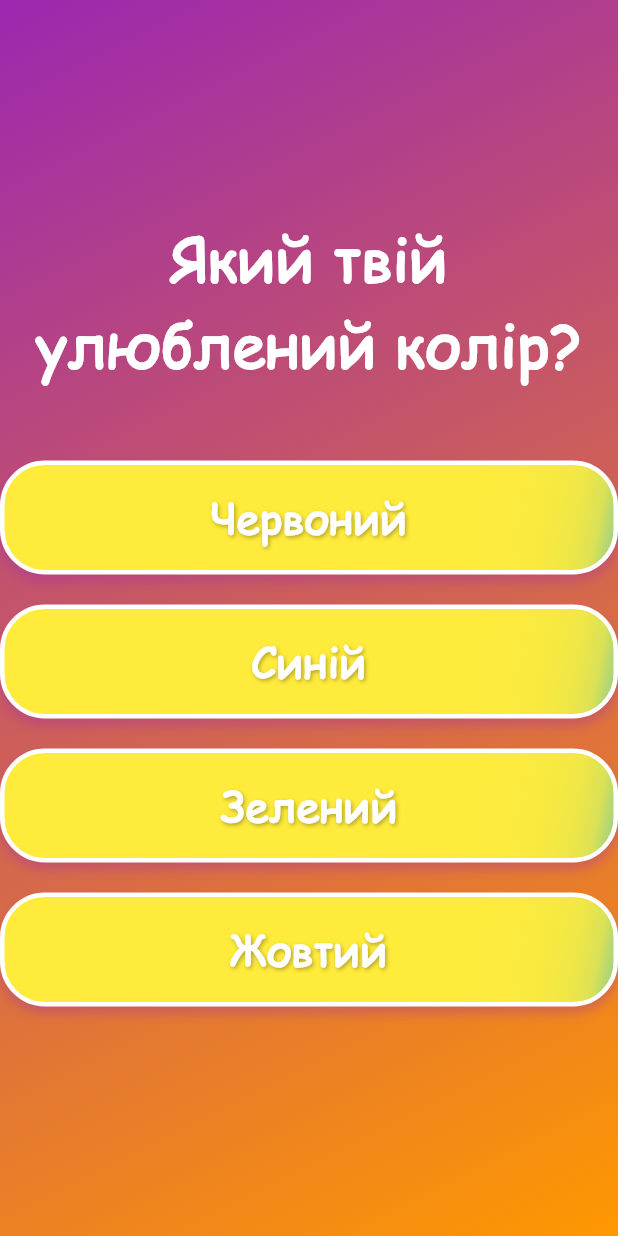
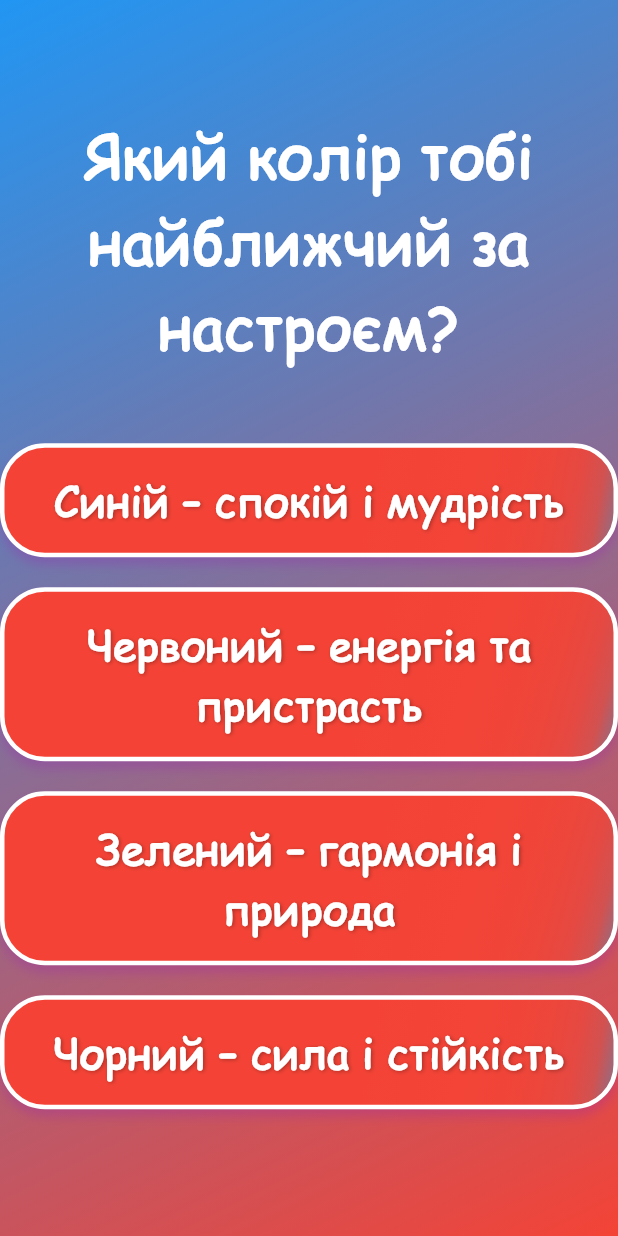
Before and after one commit to Keyd8n/FLUTTER_Tests, a Flutter app: the QuizScreen screen opened directly, on a phone screen of 412 x 824 dp. Run offline on Flutter 3.47's test engine with Material 3 defaults, Android fonts, the phone set to English and light mode, and no system bars.

Commit message:
Update quiz questions, results, and assets to reflect a Minecraft theme

```diff
--- a/minecraft_quiz/lib/quiz_screen.dart
+++ b/minecraft_quiz/lib/quiz_screen.dart
@@ -17,44 +17,40 @@
   // Список із 10 питань та відповідей (можна редагувати)
   final List<Map<String, dynamic>> questions = [
     {
-      'question': 'Який твій улюблений колір?',
-      'answers': ['Червоний', 'Синій', 'Зелений', 'Жовтий']
+      'question': 'Який колір тобі найближчий за настроєм?',
+      'answers': ['Синій – спокій і мудрість', 'Червоний – енергія та пристрасть', 'Зелений – гармонія і природа', 'Чорний – сила і стійкість']
     },
     {
-      'question': 'Який у тебе характер?',
-      'answers': ['Спокійний', 'Енергійний', 'Сором\'язливий', 'Веселий']
+      'question': 'Яке середовище тобі найкомфортніше?',
+      'answers': ['Бібліотека або кабінет', 'Вулкан або місце з адреналіном', 'Луг або сад', 'Печера чи фортеця']
     },
     {
-      'question': 'Що ти робиш у вільний час?',
-      'answers': ['Читаю', 'Гуляю', 'Дивлюсь фільми', 'Займаюсь спортом']
+      'question': 'Що ти любиш робити у вільний час?',
+      'answers': ['Грати на комп’ютері', 'Бігати на вулиці', 'Малювати або майструвати', 'Думати і розв’язувати загадки']
     },
      {
-      'question': 'Яка твоя улюблена пора року?',
-      'answers': ['Зима', 'Весна', 'Літо', 'Осінь']
+      'question': 'Який настрій у тебе найчастіше?',
+      'answers': ['Веселий', 'Сміливий', 'Спокійний', 'Сильний і трохи мовчазний']
     },
      {
-      'question': 'Як ти ставишся до пригод?',
-      'answers': ['Уникаю', 'Іноді', 'Люблю', 'Обожнюю']
+      'question': 'Де тобі хотілося б жити в Minecraft?',
+      'answers': ['У гарному зеленому будиночку', 'Біля лави', 'У будинку з книжками та картинами', 'Глибоко в шахті чи фортеці']
     },
      {
-      'question': 'Який твій улюблений напій?',
-      'answers': ['Вода', 'Чай', 'Кава', 'Сік']
+      'question': 'Як ти реагуєш, коли хтось просить про допомогу?',
+      'answers': ['З радістю допоможу!', 'Спочатку думаю, а потім вирішую', 'Якщо це щось веселе — я в справі!', 'Я завжди серйозно ставлюсь до допомоги']
     },
      {
-      'question': 'Як ти реагуєш на стрес?',
-      'answers': ['Панікую', 'Думаю', 'Дію', 'Ігнорую']
+      'question': 'Як ти працюєш у команді?',
+      'answers': ['Обираю аналітичну роль, планую.', 'Надихаю інших і заряджаю енергією.', 'Слухаю всіх і пропоную ідеї.', 'Вирішую проблеми і виконую складні завдання.']
     },
      {
-      'question': 'Яка твоя улюблена їжа?',
-      'answers': ['Солодке', 'Солоне', 'Гостре', 'Кисле']
+      'question': 'Що тобі більше подобається?',
+      'answers': ['Природа і квіти', 'Вогонь і пригоди', 'Будувати щось нове', 'Темні печери і таємниці']
     },
     {
-      'question': 'Як ти спілкуєшся з людьми?',
-      'answers': ['Тихо', 'Скромно', 'Впевнено', 'Голосно']
-    },
-    {
-      'question': 'Який твій ідеальний відпочинок?',
-      'answers': ['Дома', 'На природі', 'В місті', 'В подорожі']
+      'question': 'Як ти хочеш, щоб тебе запам’ятали?',
+      'answers': ['Як доброго і веселого', 'Як хороброго і сміливого', 'Як розумного і креативного', 'Як сильного і мовчазного']
     },
   ];
 
@@ -63,7 +59,7 @@
     setState(() {
       // Оновлення стану
       totalScore += score; // Додавання балів
-      if (currentQuestion < 9) {
+      if (currentQuestion < 8) {
         // Якщо не останнє питання
         currentQuestion++; // Перехід до наступного
       } else {
@@ -92,7 +88,7 @@
             // Градієнт
             begin: Alignment.topLeft,
             end: Alignment.bottomRight,
-            colors: [Colors.purple, Colors.orange],
+            colors: [Colors.blue, Colors.red],
           ),
         ),
         child: Center(
@@ -215,7 +211,7 @@
                     begin: Alignment.topLeft,
                     end: Alignment.bottomRight,
                     colors: [
-                      Colors.yellow, // Початковий колір
+                      Colors.red, // Початковий колір
                       Colors.lightBlue, // Кінцевий колір
                     ],
                     stops: [
--- a/minecraft_quiz/lib/results_screen.dart
+++ b/minecraft_quiz/lib/results_screen.dart
@@ -21,7 +21,7 @@
           gradient: LinearGradient(
             begin: Alignment.topLeft,
             end: Alignment.bottomRight,
-            colors: [Colors.purple, Colors.orange],
+            colors: [Colors.red, Colors.blue],
           ),
         ),
         child: Center(
--- a/minecraft_quiz/pubspec.yaml
+++ b/minecraft_quiz/pubspec.yaml
@@ -1,4 +1,4 @@
-name: fruit_quiz
+name: minecraft_quiz
 description: A new Flutter project.
 
 version: 1.0.0+1
```
Also changed, not shown: minecraft_quiz/lib/main_menu.dart (+4 -4 lines), minecraft_quiz/lib/score_logic.dart (+14 -14 lines), minecraft_quiz/assets/apple.png, minecraft_quiz/assets/banana.png, minecraft_quiz/assets/fruit_basket.png, minecraft_quiz/assets/grapes.png, minecraft_quiz/assets/kiwi.png, minecraft_quiz/assets/lemon.png, minecraft_quiz/assets/orange.png, minecraft_quiz/assets/pineapple.png. Lines whose indentation alone changed are shown as unchanged.
